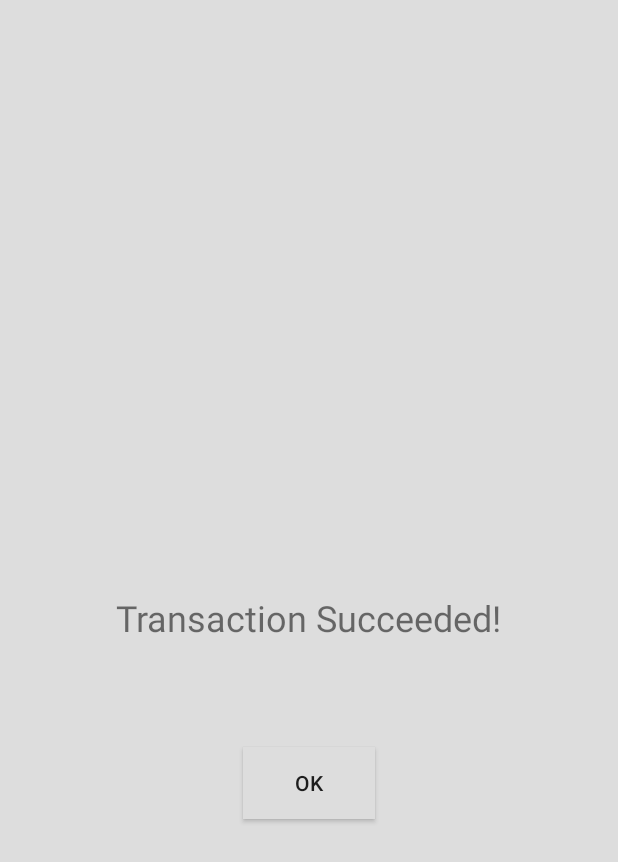
After one commit to wwkb123/credit-card-machine-security-model, an Android app: the layout pop_verify.xml on its own in the app's theme, with its tools: preview values and no code run, on a phone screen of 412 x 824 dp. The commit adds this screen. Shown: the top 862 px of the screen. Run offline under Robolectric (Android 15) with nearby library versions, the phone set to English and light mode, and no system bars.

Commit message:
merge changes

```diff
--- a/app/build.gradle
+++ b/app/build.gradle
@@ -25,5 +25,6 @@ dependencies {
         exclude group: 'com.android.support', module: 'support-annotations'
     })
     compile 'com.android.support:appcompat-v7:25.1.0'
+    compile 'com.android.support:design:25.1.0'
     testCompile 'junit:junit:4.12'
 }
--- /dev/null
+++ b/app/src/main/res/layout/pop_verify.xml
@@ -0,0 +1,25 @@
+<?xml version="1.0" encoding="utf-8"?>
+<RelativeLayout xmlns:android="http://schemas.android.com/apk/res/android"
+    xmlns:tools="http://schemas.android.com/tools"
+    android:layout_width="match_parent" android:layout_height="match_parent"
+    android:background="#DDDDDD">
+
+    <TextView
+        android:text="Transaction Succeeded!"
+        android:layout_width="wrap_content"
+        android:layout_height="wrap_content"
+        android:id="@+id/textView2"
+        android:layout_centerVertical="true"
+        android:layout_centerHorizontal="true"
+        android:textSize="24sp" />
+
+    <Button
+        android:text="OK"
+        android:layout_width="wrap_content"
+        android:layout_height="wrap_content"
+        android:layout_below="@+id/textView2"
+        android:layout_marginTop="70dp"
+        android:id="@+id/button4"
+        android:layout_centerHorizontal="true"
+        android:background="#DDDDDD" />
+</RelativeLayout>
--- a/build.gradle
+++ b/build.gradle
@@ -5,7 +5,7 @@ buildscript {
         jcenter()
     }
     dependencies {
-        classpath 'com.android.tools.build:gradle:2.2.3'
+        classpath 'com.android.tools.build:gradle:2.3.1'
 
         // NOTE: Do not place your application dependencies here; they belong
         // in the individual module build.gradle files
```
Also changed, not shown: app/src/main/AndroidManifest.xml (+17 -1 lines), app/src/main/java/com/example/ny/test/MainActivity.java (+3 -0 lines), app/src/main/java/com/example/ny/test/Pop.java (+68 -0 lines), app/src/main/java/com/example/ny/test/Pop_decline.java (added, +32 -0 lines), app/src/main/java/com/example/ny/test/Pop_verify.java (added, +32 -0 lines), app/src/main/res/layout/pop_decline.xml (added, +23 -0 lines), app/src/main/res/layout/popwindow.xml (+37 -1 lines), app/src/main/res/values/strings.xml (+15 -1 lines), gradle/wrapper/gradle-wrapper.properties.
